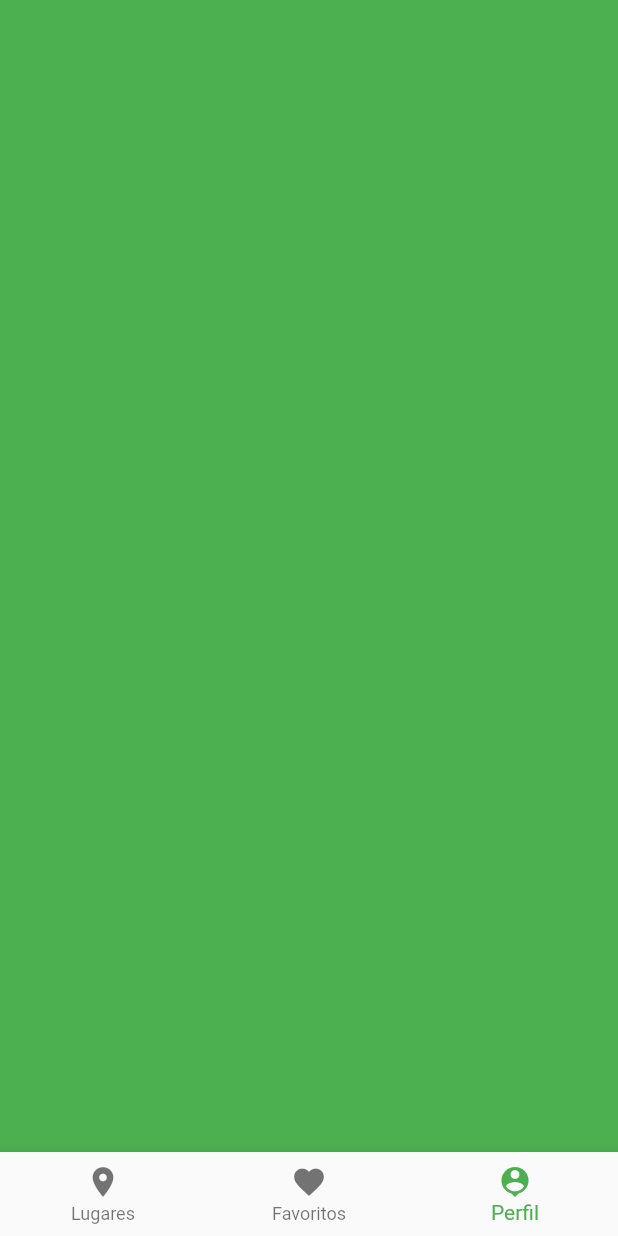
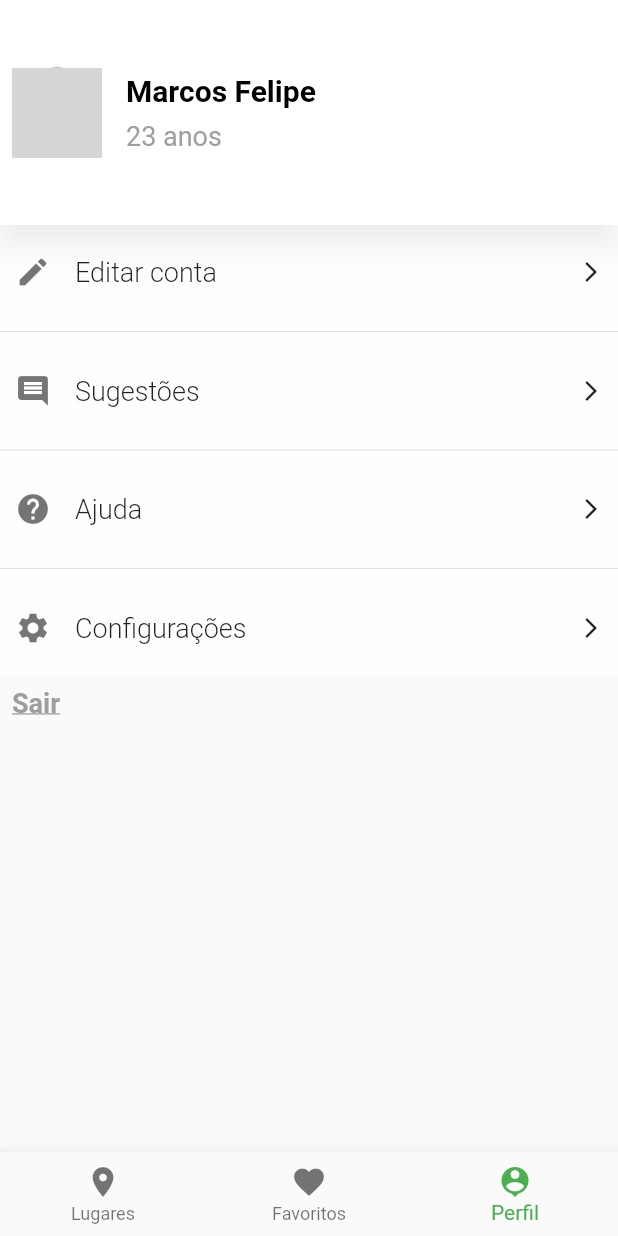
Before and after one commit to MFelipe96/first-flutter-project, a Flutter app: the BottomNavigationBarState screen opened directly, item 3 of the bottom bar chosen, on a phone screen of 412 x 824 dp. Run offline on Flutter 3.47's test engine with Material 2 defaults, Android fonts, the phone set to English and light mode, and no system bars; our stand-ins replace toast; grey boxes are pictures that could not be loaded.

Commit message:
Cria layout

```diff
--- a/lib/authService.dart
+++ b/lib/authService.dart
@@ -1,4 +1,8 @@
 import 'dart:math';
+
+import 'package:countriesapp/login.dart';
+import 'package:flutter/cupertino.dart';
+import 'package:flutter/material.dart';
 
 class AuthService {
 
@@ -14,12 +18,10 @@ class AuthService {
   }
 
   // Logout
-  Future<void> logout() async {
+  Future<void> logout(BuildContext context) async {
     // Simulate a future for response after 1 second.
-    return await new Future<void>.delayed(
-        new Duration(
-            seconds: 1
-        )
+    return await new Future<void>.value(
+        Navigator.pushReplacement(context, MaterialPageRoute(builder: (context) => LoginPage()))
     );
   }
 }
--- a/lib/bottomNavigationBar.dart
+++ b/lib/bottomNavigationBar.dart
@@ -1,5 +1,6 @@
 
 import 'package:countriesapp/homePage.dart';
+import 'package:countriesapp/profile.dart';
 import 'package:flutter/cupertino.dart';
 import 'package:flutter/material.dart';
 
@@ -15,7 +16,7 @@ class _BottomNavigationBar extends State<BottomNavigationBarState>{
   final List<Widget> _children = [
     MyHomePage('Continentes'),
     PlaceholderWidget(Colors.deepOrange),
-    PlaceholderWidget(Colors.green)
+    ProfilePage()
   ];
   void _onClickedItem(int index){
     setState(() {
--- a/lib/main.dart
+++ b/lib/main.dart
@@ -12,7 +12,7 @@ void main() async{
     runApp(MyApp());
 
     // Get result of the login function.
-    bool _result = false;
+    bool _result = true;
     //await appAuth.login();
     if (_result) {
       _defaultHome = new BottomNavigationBarState();
@@ -20,8 +20,6 @@ void main() async{
 }
 
 class MyApp extends StatelessWidget {
-
-
 
   // This widget is the root of your application.
   @override
--- /dev/null
+++ b/lib/profile.dart
@@ -0,0 +1,105 @@
+
+import 'package:flutter/cupertino.dart';
+import 'package:flutter/material.dart';
+
+import 'authService.dart';
+
+AuthService appAuth = new AuthService();
+
+class ProfilePage extends StatelessWidget{
+  @override
+  Widget build(BuildContext context) {
+    return Scaffold(
+      body: Column(
+        children: [
+          Container(
+            height: 150,
+            child: Card(
+              shape: RoundedRectangleBorder(borderRadius: BorderRadiusDirectional.all(Radius.zero)),
+              margin: EdgeInsets.all(0.0),
+              elevation: 8,
+              child: Center(
+                child: Row(
+                  mainAxisSize: MainAxisSize.max, crossAxisAlignment: CrossAxisAlignment.center,
+                  children: [
+                Padding(
+                  padding: const EdgeInsets.all(8.0),
+                  child: CircleAvatar(
+                    backgroundImage: AssetImage('images/teste.png'),
+                    radius: 30,
+                  ),
+                ),
+                    Column(
+                      mainAxisSize: MainAxisSize.max, crossAxisAlignment: CrossAxisAlignment.start, mainAxisAlignment: MainAxisAlignment.center,
+                      children: [
+                        Padding(
+                          padding: const EdgeInsets.only(left: 8.0, top: 8.0, right: 8.0, bottom: 4.0),
+                          child: Text('Marcos Felipe', style: TextStyle(fontSize: 20, fontWeight: FontWeight.bold, color: Colors.black)),
+                        ),
+                        Padding(
+                          padding: const EdgeInsets.only(left: 8.0, top: 4.0, right: 8.0, bottom: 8.0),
+                          child: Text('23 anos', style: TextStyle(fontSize: 18, color: Colors.grey)),
+                        )
+                      ],
+                    )
+                  ],
+                ),
+              ),
+            ),
+          ),
+          Container(
+            height: 300,
+            color: Colors.white70,
+            child: Column(
+              mainAxisAlignment: MainAxisAlignment.spaceEvenly,
+              children: [
+                _buildOption('Editar conta', Icons.edit),
+                Divider(),
+                _buildOption('Sugestões', Icons.comment),
+                Divider(),
+                _buildOption('Ajuda', Icons.help),
+                Divider(),
+                _buildOption('Configurações', Icons.settings)
+              ],
+            ),
+          ),
+          Row(
+            children: [
+              GestureDetector(
+                onTap: () {
+                  appAuth.logout(context);
+                },
+                child: Padding(
+                  padding: const EdgeInsets.all(8.0),
+                  child: Text('Sair', style: TextStyle(fontWeight: FontWeight.bold, color: Colors.grey, fontSize: 18, decoration: TextDecoration.underline),),
+                ),
+              ),
+            ],
+          )
+        ],
+      ),
+    );
+    throw UnimplementedError();
+  }
+
+}
+
+Widget _buildOption(String option, IconData icon)=> Padding(
+    padding: EdgeInsets.fromLTRB(10, 0, 10, 0),
+    child: Row(
+      mainAxisAlignment: MainAxisAlignment.spaceBetween,
+      children:[
+        Row(
+          mainAxisSize: MainAxisSize.min,
+          children:[
+            Icon(icon, color: Colors.black54),
+            Padding(
+              padding: const EdgeInsets.only(left: 16.0, top: 8.0, right: 8.0, bottom: 8.0),
+              child: Text(option,  style: TextStyle(fontSize: 18, fontWeight: FontWeight.w300),),
+            ),
+          ],
+        ),
+        Icon(Icons.arrow_forward_ios, size: 16),
+      ],
+    ),
+  );
```
